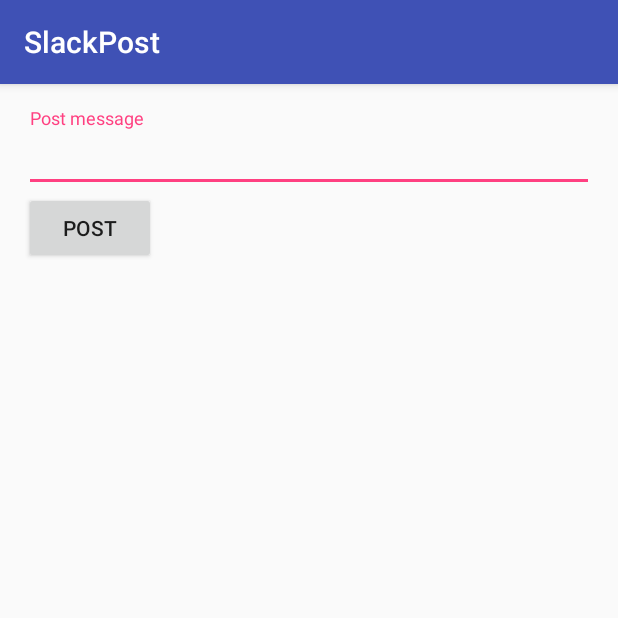
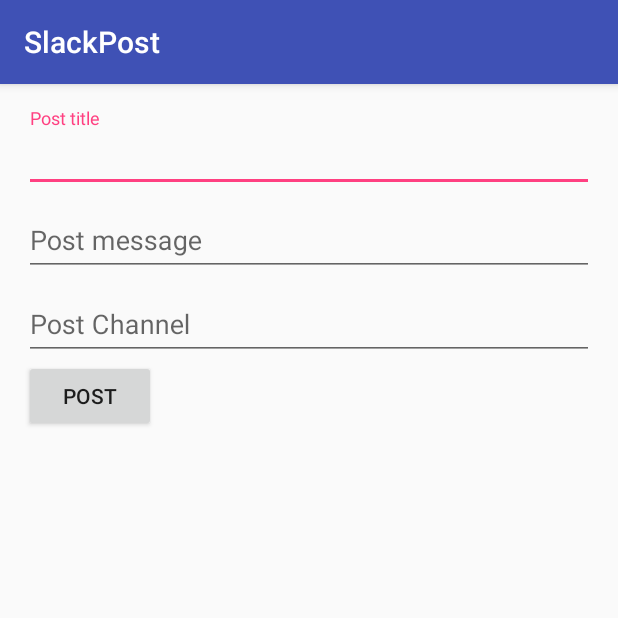
Before and after one commit to operando/Meteorite, an Android app: the MeteoriteActivity screen opened directly, with no data from a screen before it, on a phone screen of 412 x 824 dp, the top half of it. Run offline under Robolectric (Android 15) with nearby library versions, the phone set to English and light mode, and no system bars; libraries missing offline, so code that uses them is left out: com.squareup.okhttp; 1 statement that could not run was skipped.

Commit message:
Change layout

```diff
--- a/meteorite/src/main/res/layout/activity_empty.xml
+++ b/meteorite/src/main/res/layout/activity_empty.xml
@@ -10,10 +10,32 @@
         android:layout_height="wrap_content">
 
         <android.support.v7.widget.AppCompatEditText
+            android:id="@+id/post_title"
+            android:layout_width="match_parent"
+            android:layout_height="wrap_content"
+            android:hint="Post title" />
+    </android.support.design.widget.TextInputLayout>
+
+    <android.support.design.widget.TextInputLayout
+        android:layout_width="match_parent"
+        android:layout_height="wrap_content">
+
+        <android.support.v7.widget.AppCompatEditText
             android:id="@+id/post_message"
             android:layout_width="match_parent"
             android:layout_height="wrap_content"
             android:hint="Post message" />
+    </android.support.design.widget.TextInputLayout>
+
+    <android.support.design.widget.TextInputLayout
+        android:layout_width="match_parent"
+        android:layout_height="wrap_content">
+
+        <android.support.v7.widget.AppCompatEditText
+            android:id="@+id/post_channel"
+            android:layout_width="match_parent"
+            android:layout_height="wrap_content"
+            android:hint="Post Channel" />
     </android.support.design.widget.TextInputLayout>
 
     <Button
@@ -25,6 +47,7 @@
     <ImageView
         android:id="@+id/screen_shot"
         android:layout_width="wrap_content"
-        android:layout_height="wrap_content" />
+        android:layout_height="wrap_content"
+        android:onClick="onScreenshot" />
 
 </LinearLayout>
```
